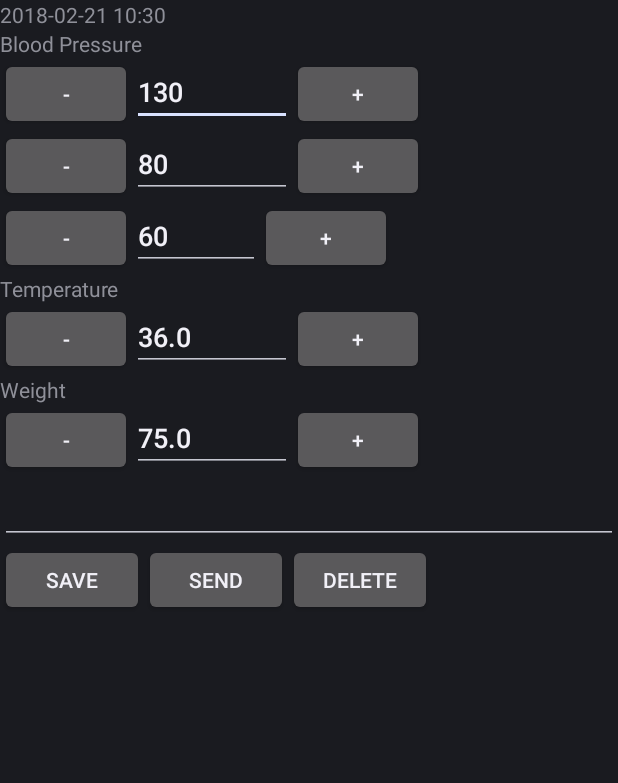
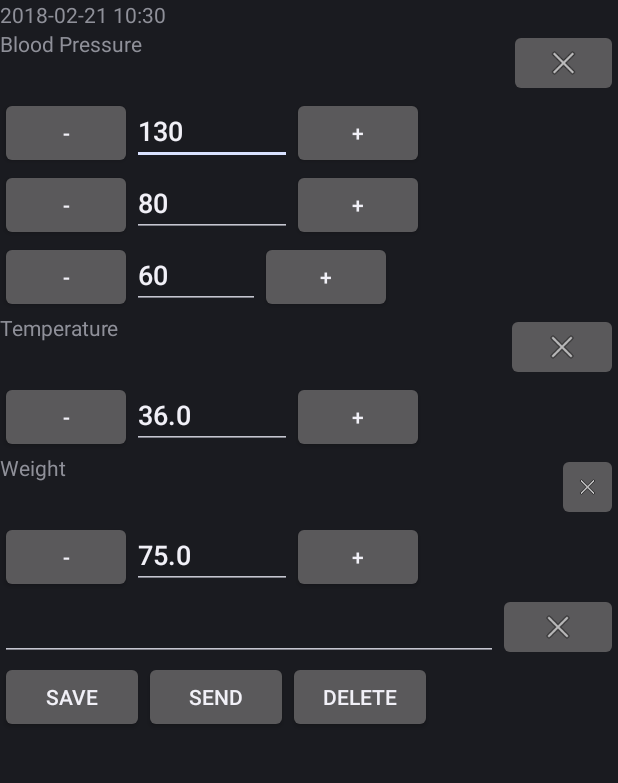
Before and after one commit to JohnLines/mediclog, an Android app: the MedicLog screen opened directly, with no data from a screen before it, on a phone screen of 412 x 824 dp, the part 113-896 px from its top. Run offline under Robolectric (Android 15) with nearby library versions, the phone set to English and light mode, and no system bars.

Commit message:
add Clear Values buttons

```diff
--- a/src/main/AndroidManifest.xml
+++ b/src/main/AndroidManifest.xml
@@ -1,8 +1,8 @@
 <?xml version="1.0" encoding="utf-8"?>
 <manifest xmlns:android="http://schemas.android.com/apk/res/android"
     package="org.paladyn.mediclog"
-    android:versionCode="2"
-    android:versionName="0.1.1" >
+    android:versionCode="3"
+    android:versionName="0.2.0" >
 
 
 <!--  Am not currently using external storage, but being given it for compatibility
--- a/src/main/res/layout/mediclog_layout.xml
+++ b/src/main/res/layout/mediclog_layout.xml
@@ -18,11 +18,34 @@
     android:layout_height="wrap_content"
     />
 
+<LinearLayout
+	android:orientation="horizontal"
+	android:layout_width="fill_parent"
+	android:layout_height="wrap_content"
+	>
+
 <TextView
     android:id="@+id/bp_view"
-    android:layout_width="fill_parent"
+    android:layout_width="wrap_content"
     android:layout_height="wrap_content"
+    android:layout_gravity="left"
+    android:layout_weight="9"
     />
+
+
+ <ImageButton
+	 android:id="@+id/bpClear"
+	 android:src="@android:drawable/ic_menu_close_clear_cancel"
+	 android:onClick="onClickBpClear"
+	 android:layout_gravity="right"
+	 android:layout_weight="1"
+	 android:layout_width="45dp"
+	 android:layout_height="45dp"
+	 android:scaleType="fitCenter"
+	 />
+
+ </LinearLayout>
+
 
 <LinearLayout
 	android:orientation="horizontal"
@@ -144,12 +167,32 @@
  </LinearLayout>
 
 
+<LinearLayout
+	android:orientation="horizontal"
+	android:layout_width="fill_parent"
+	android:layout_height="wrap_content"
+	>
 
 <TextView
     android:id="@+id/temp_view"
-    android:layout_width="fill_parent"
+    android:layout_width="wrap_content"
     android:layout_height="wrap_content"
+    android:layout_gravity="left"
+    android:layout_weight="9"
     />
+
+ <ImageButton
+	 android:id="@+id/tempClear"
+	 android:src="@android:drawable/ic_menu_close_clear_cancel"
+	 android:onClick="onClickTempClear"
+	 android:layout_gravity="right"
+	 android:layout_weight="1"
+	 android:layout_width="45dp"
+	 android:layout_height="45dp"
+	 android:scaleType="fitCenter"
+	 />
+
+ </LinearLayout>
 
 <LinearLayout
 	android:orientation="horizontal"
@@ -187,13 +230,35 @@
 	 android:onClick="onClickTempPlus"
 	 />
 
+
  </LinearLayout>
+
+<LinearLayout
+	android:orientation="horizontal"
+	android:layout_width="fill_parent"
+	android:layout_height="wrap_content"
+	>
 
 <TextView
     android:id="@+id/weight_view"
     android:layout_width="fill_parent"
     android:layout_height="wrap_content"
+    android:layout_gravity="left"
+    android:layout_weight="9"
     />
+
+ <ImageButton
+	 android:id="@+id/weightClear"
+	 android:src="@android:drawable/ic_menu_close_clear_cancel"
+	 android:onClick="onClickWeightClear"
+	 android:layout_gravity="right"
+	 android:layout_weight="1"
+	 android:layout_width="45dp"
+	 android:layout_height="45dp"
+	 android:scaleType="fitCenter"
+	 />
+
+ </LinearLayout>
 
 <LinearLayout
 	android:orientation="horizontal"
@@ -234,8 +299,13 @@
 
  </LinearLayout>
 
+<LinearLayout
+	android:orientation="horizontal"
+	android:layout_width="fill_parent"
+	android:layout_height="wrap_content"
+	>
 <EditText
-	        android:layout_width="fill_parent"
+	        android:layout_width="wrap_content"
 	        android:layout_height="wrap_content"
 	        android:inputType="textCapSentences|textAutoCorrect"
 	        android:id="@+id/commentText"
@@ -244,7 +314,23 @@
 	        android:layout_alignParentRight="true"
 	        android:layout_alignParentEnd="true"
 	        android:text=""
+		android:layout_gravity="left"
+		android:layout_weight="9"
    />
+
+ <ImageButton
+	 android:id="@+id/commentClear"
+	 android:src="@android:drawable/ic_menu_close_clear_cancel"
+	 android:onClick="onClickCommentClear"
+	 android:layout_gravity="right"
+	 android:layout_weight="1"
+	 android:layout_width="45dp"
+	 android:layout_height="45dp"
+	 android:scaleType="fitCenter"
+	 />
+
+ </LinearLayout>
+
 
 <LinearLayout
 	android:orientation="horizontal"
```
Also changed, not shown: src/main/java/org/paladyn/mediclog/MedicLog.java (+28 -6 lines), 2 other files.
